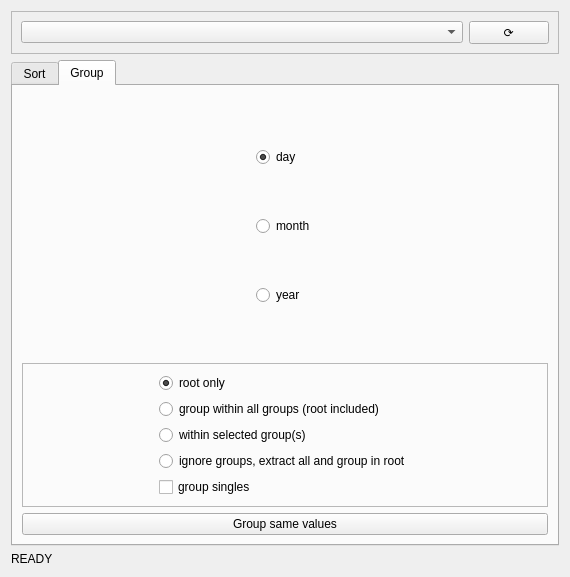
First picture: the form in sort_and_group_dialog_base.ui, repository ViperMiniQ/qgis-layer-tree-tools, before the edit.
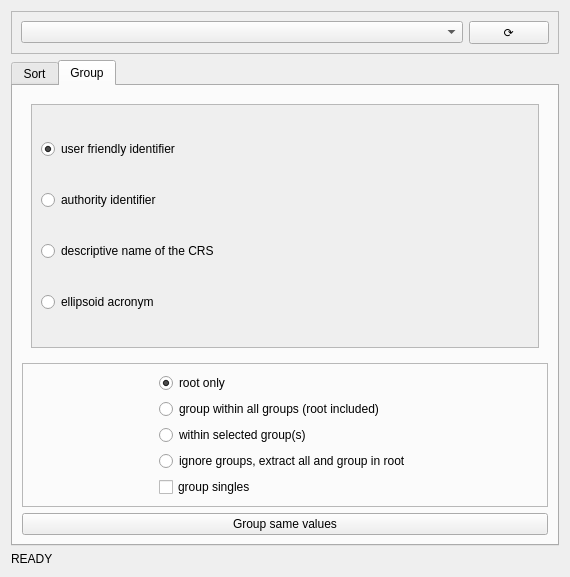
Second picture: the form after the edit.

Diff of the .ui file:
```diff
--- a/sort_and_group_dialog_base.ui
+++ b/sort_and_group_dialog_base.ui
@@ -776,7 +776,7 @@
        <item row="1" column="0">
         <widget class="QStackedWidget" name="stackedWidgetGroupPages">
          <property name="currentIndex">
-          <number>8</number>
+          <number>9</number>
          </property>
          <widget class="QWidget" name="GroupName">
           <layout class="QGridLayout" name="gridLayout_14">
@@ -1124,6 +1124,72 @@
            </item>
           </layout>
          </widget>
+         <widget class="QWidget" name="page">
+          <layout class="QGridLayout" name="gridLayout_29">
+           <item row="0" column="0">
+            <widget class="QScrollArea" name="scrollAreaGroupCRS">
+             <property name="widgetResizable">
+              <bool>true</bool>
+             </property>
+             <widget class="QWidget" name="scrollAreaWidgetContents_2">
+              <property name="geometry">
+               <rect>
+                <x>0</x>
+                <y>0</y>
+                <width>508</width>
+                <height>255</height>
+               </rect>
+              </property>
+              <layout class="QGridLayout" name="gridLayout_30">
+               <item row="0" column="0">
+                <widget class="QRadioButton" name="radioButtonGroupCRSUserFriendlyIdentifier">
+                 <property name="text">
+                  <string>user friendly identifier</string>
+                 </property>
+                 <property name="checked">
+                  <bool>true</bool>
+                 </property>
+                 <attribute name="buttonGroup">
+                  <string notr="true">buttonGroupCRSGroup</string>
+                 </attribute>
+                </widget>
+               </item>
+               <item row="1" column="0">
+                <widget class="QRadioButton" name="radioButtonGroupCRSAuthID">
+                 <property name="text">
+                  <string>authority identifier</string>
+                 </property>
+                 <attribute name="buttonGroup">
+                  <string notr="true">buttonGroupCRSGroup</string>
+                 </attribute>
+                </widget>
+               </item>
+               <item row="2" column="0">
+                <widget class="QRadioButton" name="radioButtonGroupCRSDescription">
+                 <property name="text">
+                  <string>descriptive name of the CRS</string>
+                 </property>
+                 <attribute name="buttonGroup">
+                  <string notr="true">buttonGroupCRSGroup</string>
+                 </attribute>
+                </widget>
+               </item>
+               <item row="3" column="0">
+                <widget class="QRadioButton" name="radioButtonGroupCRSEllipsoidAcronym">
+                 <property name="text">
+                  <string>ellipsoid acronym</string>
+                 </property>
+                 <attribute name="buttonGroup">
+                  <string notr="true">buttonGroupCRSGroup</string>
+                 </attribute>
+                </widget>
+               </item>
+              </layout>
+             </widget>
+            </widget>
+           </item>
+          </layout>
+         </widget>
         </widget>
        </item>
        <item row="2" column="0">
```
Left out of the diff: 1 changed line with no effect on the pictures.
